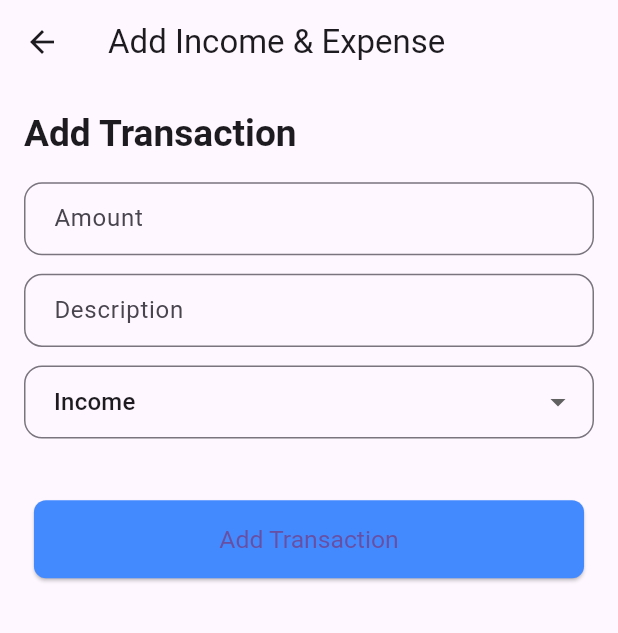
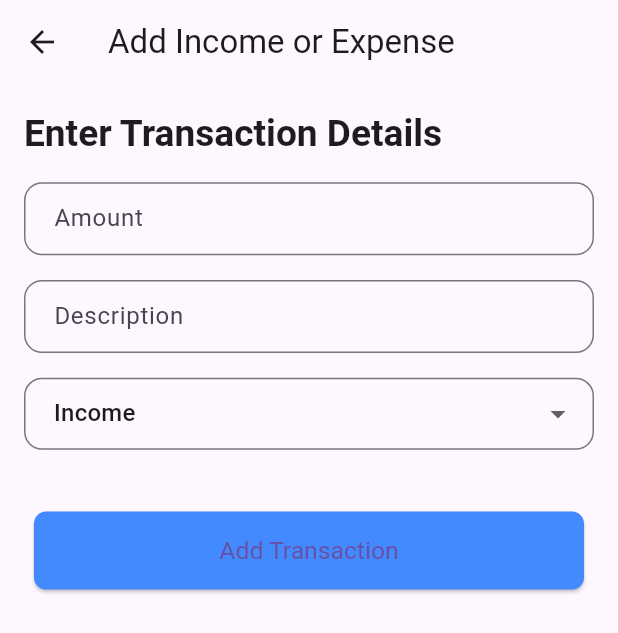
Before and after one commit to etheetla1/Personal_financeProject, a Flutter app: the IncomeExpenseScreen screen opened directly with empty values, on a phone screen of 412 x 824 dp. Shown: the top 633 px of the screen. Run offline on Flutter 3.47's test engine with Material 3 defaults, Android fonts, the phone set to English and light mode, and no system bars; our stand-ins replace shared_preferences, sqflite; accounts and stored records are empty.

Commit message:
Added Feautures are - contributions to saving goals, category of budgets to expense transaction to modify spent value accordingly and value functionality throught out the finance crud operations

```diff
--- a/lib/screens/income_expense_screen.dart
+++ b/lib/screens/income_expense_screen.dart
@@ -14,23 +14,47 @@ class _IncomeExpenseScreenState extends State<IncomeExpenseScreen> {
   final DBHelper dbHelper = DBHelper();
   TextEditingController amountController = TextEditingController();
   TextEditingController descriptionController = TextEditingController();
-  String selectedCategory = 'Income';
 
-  void _addTransaction() async {
+  List<String> budgetCategories = ['Income']; // Default "Income" category
+  String selectedCategory = 'Income'; // Default selected category
+
+  @override
+  void initState() {
+    super.initState();
+    _loadBudgetCategories();
+  }
+
+  // Fetch budget categories to populate the dropdown
+  Future<void> _loadBudgetCategories() async {
+    List<Map<String, dynamic>> budgets =
+        await dbHelper.getUserBudgets(widget.userId);
+    setState(() {
+      budgetCategories.addAll(
+          budgets.map((budget) => budget['category'].toString()).toList());
+    });
+  }
+
+  // Add transaction
+  Future<void> _addTransaction() async {
     double amount = double.tryParse(amountController.text) ?? 0;
     String description = descriptionController.text;
 
     if (amount > 0 && description.isNotEmpty) {
       await dbHelper.addTransaction(
           widget.userId, amount, description, selectedCategory);
-      ScaffoldMessenger.of(context).showSnackBar(
-          SnackBar(content: Text('Transaction added successfully')));
 
-      // Return true to indicate data was added and the dashboard should reload
-      Navigator.pop(context, true);
+      ScaffoldMessenger.of(context).showSnackBar(SnackBar(
+        content: Text('Transaction added successfully'),
+      ));
+
+      // Clear fields after submission
+      amountController.clear();
+      descriptionController.clear();
+
+      Navigator.pop(context, true); // Return true to refresh dashboard
     } else {
-      ScaffoldMessenger.of(context)
-          .showSnackBar(SnackBar(content: Text('Please enter valid data')));
+      ScaffoldMessenger.of(context).showSnackBar(SnackBar(
+          content: Text('Please enter a valid amount and description')));
     }
   }
 
@@ -41,7 +65,7 @@ class _IncomeExpenseScreenState extends State<IncomeExpenseScreen> {
 
     return Scaffold(
       appBar: AppBar(
-        title: Text("Add Income & Expense"),
+        title: Text("Add Income or Expense"),
       ),
       body: Padding(
         padding: const EdgeInsets.all(16.0),
@@ -49,23 +73,19 @@ class _IncomeExpenseScreenState extends State<IncomeExpenseScreen> {
           crossAxisAlignment: CrossAxisAlignment.start,
           children: [
             Text(
-              "Add Transaction",
+              "Enter Transaction Details",
               style: Theme.of(context).textTheme.headlineSmall?.copyWith(
                     fontWeight: FontWeight.bold,
-                    fontSize: screenHeight * 0.03, // Dynamic font size
+                    fontSize: screenHeight * 0.03,
                   ),
             ),
             SizedBox(height: screenHeight * 0.02),
-            _buildTextField(context, "Amount", TextInputType.number,
-                amountController, screenHeight),
-            SizedBox(height: screenHeight * 0.015),
-            _buildTextField(context, "Description", TextInputType.text,
-                descriptionController, screenHeight),
-            SizedBox(height: screenHeight * 0.015),
+            _buildTextField("Amount", amountController, screenHeight),
+            SizedBox(height: screenHeight * 0.02),
+            _buildTextField("Description", descriptionController, screenHeight),
+            SizedBox(height: screenHeight * 0.02),
             _buildCategoryDropdown(screenHeight),
-            SizedBox(
-                height: screenHeight *
-                    0.05), // Add extra spacing to center the button better
+            SizedBox(height: screenHeight * 0.05),
             Center(
               child: ElevatedButton(
                 onPressed: _addTransaction,
@@ -73,12 +93,11 @@ class _IncomeExpenseScreenState extends State<IncomeExpenseScreen> {
                 style: ElevatedButton.styleFrom(
                   padding: EdgeInsets.symmetric(
                       vertical: screenHeight * 0.02,
-                      horizontal: screenWidth * 0.3), // Button size
+                      horizontal: screenWidth * 0.3),
                   textStyle: TextStyle(fontSize: screenHeight * 0.02),
                   backgroundColor: Colors.blueAccent,
                   shape: RoundedRectangleBorder(
-                    borderRadius:
-                        BorderRadius.circular(8.0), // Rectangular button
+                    borderRadius: BorderRadius.circular(8.0),
                   ),
                 ),
               ),
@@ -89,40 +108,35 @@ class _IncomeExpenseScreenState extends State<IncomeExpenseScreen> {
     );
   }
 
+  // Build a text field
   Widget _buildTextField(
-      BuildContext context,
-      String hintText,
-      TextInputType type,
-      TextEditingController controller,
-      double screenHeight) {
+      String hint, TextEditingController controller, double screenHeight) {
     return TextField(
       controller: controller,
-      keyboardType: type,
+      keyboardType: TextInputType.numberWithOptions(decimal: true),
       decoration: InputDecoration(
-        hintText: hintText,
+        hintText: hint,
         border: OutlineInputBorder(
           borderRadius: BorderRadius.circular(12),
         ),
         contentPadding: EdgeInsets.symmetric(
-            horizontal: 16.0,
-            vertical: screenHeight * 0.015), // Dynamic padding
+            horizontal: 16.0, vertical: screenHeight * 0.015),
       ),
     );
   }
 
+  // Build category dropdown
   Widget _buildCategoryDropdown(double screenHeight) {
     return DropdownButtonFormField<String>(
       decoration: InputDecoration(
         border: OutlineInputBorder(borderRadius: BorderRadius.circular(12)),
-        contentPadding: EdgeInsets.symmetric(
-            horizontal: 16.0,
-            vertical: screenHeight * 0.015), // Dynamic padding
+        contentPadding: EdgeInsets.symmetric(horizontal: 16.0),
       ),
       value: selectedCategory,
-      items: <String>['Income', 'Expense'].map((String value) {
+      items: budgetCategories.map((String category) {
         return DropdownMenuItem<String>(
-          value: value,
-          child: Text(value),
+          value: category,
+          child: Text(category),
         );
       }).toList(),
       onChanged: (newValue) {
@@ -130,6 +144,7 @@ class _IncomeExpenseScreenState extends State<IncomeExpenseScreen> {
           selectedCategory = newValue!;
         });
       },
+      hint: Text("Select Category"),
     );
   }
 }
```
Also changed, not shown: lib/db_helper.dart (+157 -47 lines), lib/main.dart (+8 -0 lines), lib/screens/contribute_savings_screen.dart (added, +93 -0 lines), lib/screens/dashboard_screen.dart (+18 -13 lines), lib/screens/savings_goal_screen.dart (+12 -4 lines).
